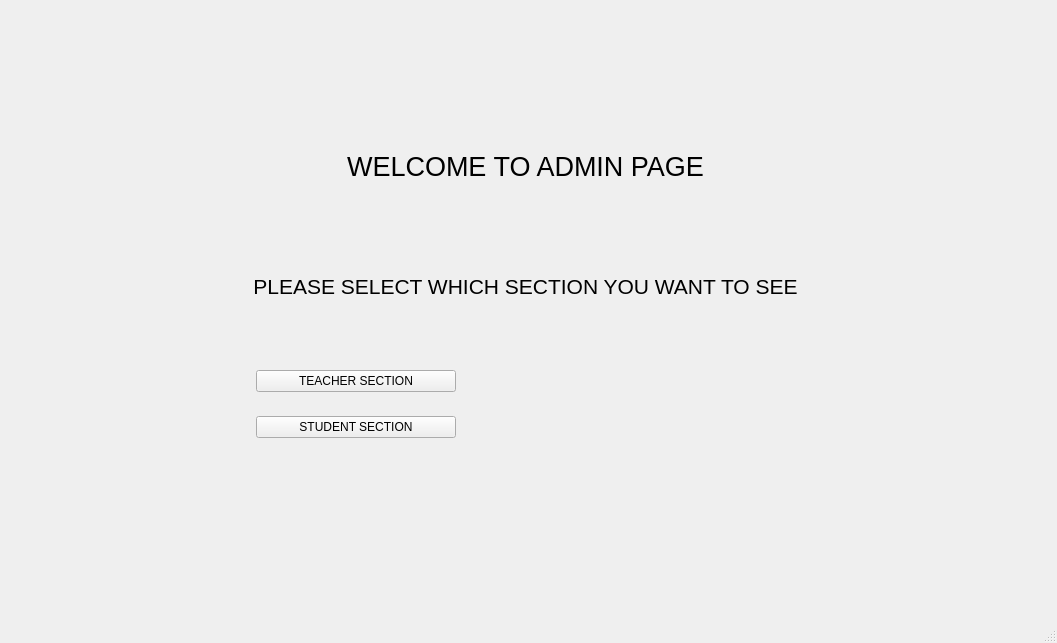
First picture: the form in adminwindow.ui, repository Shasank12345/QT_PROJECT, before the edit.
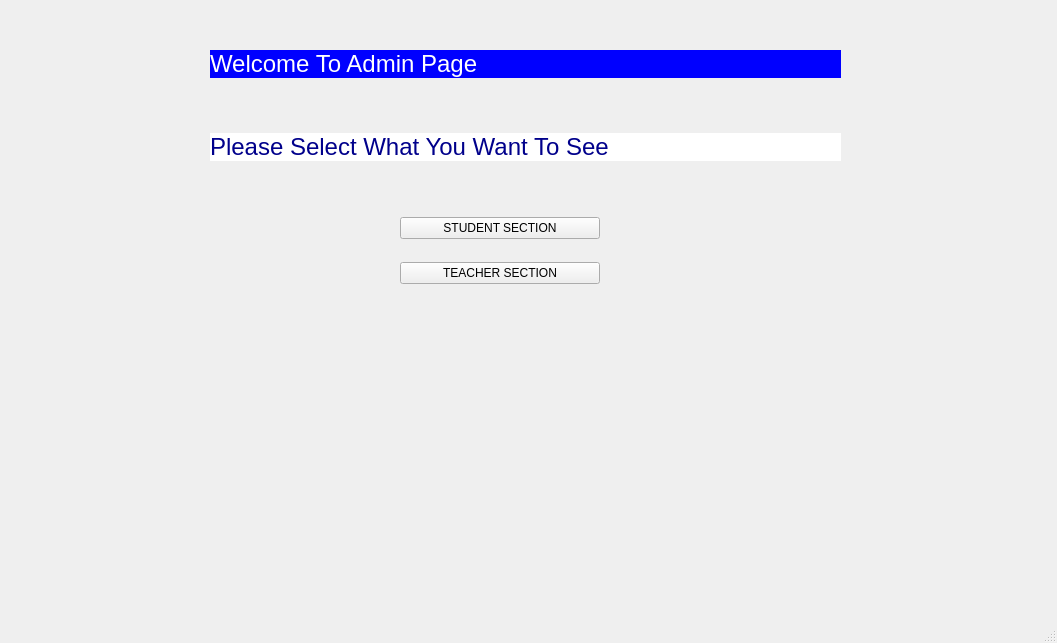
Second picture: the form after the edit.

Commit message: admin window update

Diff of the .ui file:
```diff
--- a/adminwindow.ui
+++ b/adminwindow.ui
@@ -14,51 +14,28 @@
    <string>MainWindow</string>
   </property>
   <widget class="QWidget" name="centralwidget">
-   <widget class="QWidget" name="formLayoutWidget">
+   <widget class="QWidget" name="">
     <property name="geometry">
      <rect>
       <x>210</x>
-      <y>130</y>
+      <y>50</y>
       <width>631</width>
-      <height>308</height>
+      <height>111</height>
      </rect>
     </property>
-    <layout class="QFormLayout" name="formLayout">
-     <item row="0" column="0" colspan="2">
+    <layout class="QVBoxLayout" name="verticalLayout">
+     <item>
       <widget class="QLabel" name="label">
        <property name="styleSheet">
-        <string notr="true">Qlabel{
-Font-size:100px;
-background-color:blue;
-marquee
-}</string>
+        <string notr="true">QLabel{font-size: 18pt;
+background-color : blue; color : white; }</string>
        </property>
        <property name="text">
-        <string>&lt;html&gt;&lt;head/&gt;&lt;body&gt;&lt;p align=&quot;center&quot;&gt;&lt;span style=&quot; font-size:20pt;&quot;&gt;WELCOME TO ADMIN PAGE&lt;/span&gt;&lt;/p&gt;&lt;p align=&quot;center&quot;&gt;&lt;br/&gt;&lt;/p&gt;&lt;/body&gt;&lt;/html&gt;</string>
+        <string>Welcome To Admin Page</string>
        </property>
-       <property name="textFormat">
-        <enum>Qt::TextFormat::RichText</enum>
-       </property>
       </widget>
      </item>
-     <item row="1" column="0" colspan="2">
-      <widget class="QLabel" name="label_2">
-       <property name="styleSheet">
-        <string notr="true">Qlabel{
-Font-size:100px;
-background-color:blue;
-marquee
-}</string>
-       </property>
-       <property name="text">
-        <string>&lt;html&gt;&lt;head/&gt;&lt;body&gt;&lt;p align=&quot;center&quot;&gt;&lt;span style=&quot; font-size:16pt;&quot;&gt;PLEASE SELECT WHICH SECTION YOU WANT TO SEE&lt;/span&gt;&lt;/p&gt;&lt;p align=&quot;center&quot;&gt;&lt;br/&gt;&lt;/p&gt;&lt;/body&gt;&lt;/html&gt;</string>
-       </property>
-       <property name="textFormat">
-        <enum>Qt::TextFormat::RichText</enum>
-       </property>
-      </widget>
-     </item>
-     <item row="2" column="0">
+     <item>
       <spacer name="verticalSpacer">
        <property name="orientation">
         <enum>Qt::Orientation::Vertical</enum>
@@ -71,23 +48,30 @@
        </property>
       </spacer>
      </item>
-     <item row="3" column="0">
-      <spacer name="horizontalSpacer">
-       <property name="orientation">
-        <enum>Qt::Orientation::Horizontal</enum>
+     <item>
+      <widget class="QLabel" name="label_2">
+       <property name="styleSheet">
+        <string notr="true">QLabel{font-size: 18pt;
+background-color : White; color : Darkblue; }</string>
        </property>
-       <property name="sizeType">
-        <enum>QSizePolicy::Policy::Preferred</enum>
+       <property name="text">
+        <string>Please Select What You Want To See</string>
        </property>
-       <property name="sizeHint" stdset="0">
-        <size>
-         <width>40</width>
-         <height>20</height>
-        </size>
-       </property>
-      </spacer>
+      </widget>
      </item>
-     <item row="3" column="1">
+    </layout>
+   </widget>
+   <widget class="QWidget" name="">
+    <property name="geometry">
+     <rect>
+      <x>400</x>
+      <y>200</y>
+      <width>221</width>
+      <height>101</height>
+     </rect>
+    </property>
+    <layout class="QVBoxLayout" name="verticalLayout_2">
+     <item>
       <widget class="QPushButton" name="studentEdit">
        <property name="maximumSize">
         <size>
@@ -109,7 +93,7 @@
        </property>
       </widget>
      </item>
-     <item row="2" column="1">
+     <item>
       <widget class="QPushButton" name="teacherpart">
        <property name="maximumSize">
         <size>
```
The commit also changes 6 other files.
